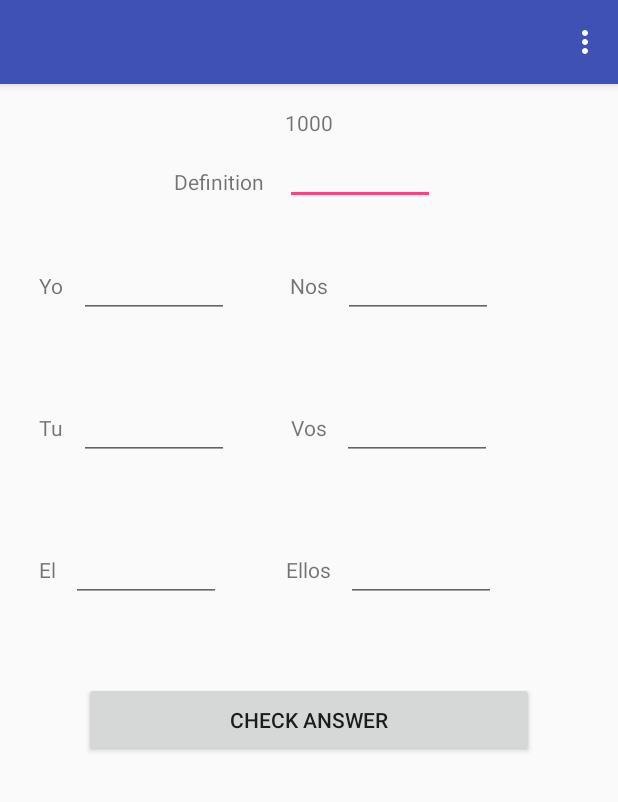
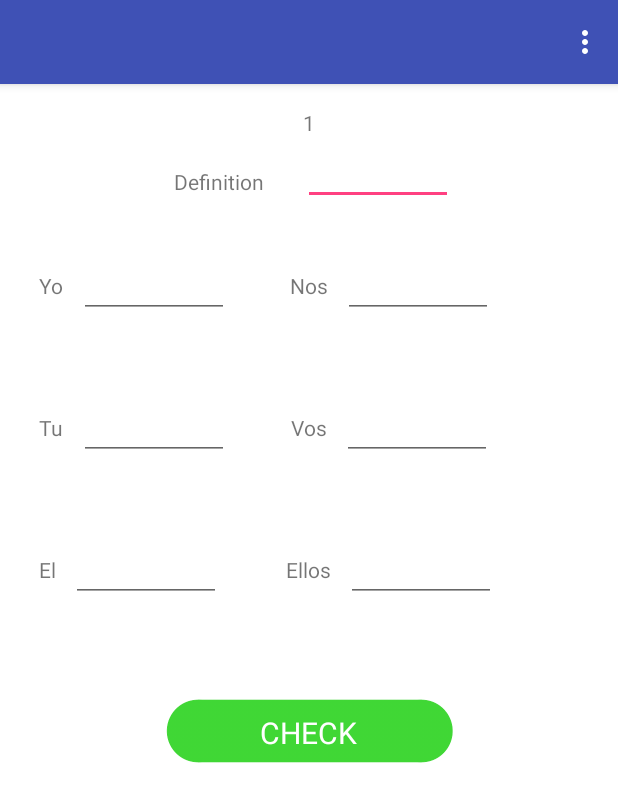
Before and after one commit to edany416/Conjugo, an Android app: the screen it shows after launch (MainActivity), on a phone screen of 412 x 824 dp. Shown: the top 802 px of the screen. Run offline under Robolectric (Android 15) with nearby library versions, the phone set to English and light mode, and no system bars.

Commit message:
add butt

```diff
--- a/app/src/main/java/com/z3dd/conjugo/VerbSet.java
+++ b/app/src/main/java/com/z3dd/conjugo/VerbSet.java
@@ -61,23 +61,15 @@ public class VerbSet {
         String[] sArray1 = new String[]{"a", "b", "c", "d", "e", "f", "g", "h"};
         String[] sArray2 = new String[]{"1", "2", "3", "4", "5", "6", "7", "8"};
         String[] sArray3 = new String[]{"10", "20", "30", "40", "50", "60", "70", "80"};
-        String[] sArray4 = new String[]{"100", "200", "300", "400", "500", "600", "700", "800"};
-        String[] sArray5 = new String[]{"1000", "2000", "3000", "4000", "5000", "6000", "7000", "8000"};
-        String[] sArray6 = new String[]{"10000", "20000", "30000", "40000", "50000", "60000", "70000", "80000"};
 
         Verb v1 = new Verb(sArray1);
         Verb v2 = new Verb(sArray2);
         Verb v3 = new Verb(sArray3);
-        Verb v4 = new Verb(sArray4);
-        Verb v5 = new Verb(sArray5);
-        Verb v6 = new Verb(sArray6);
 
         verbSet.add(v1);
         verbSet.add(v2);
         verbSet.add(v3);
-        verbSet.add(v4);
-        verbSet.add(v5);
-        verbSet.add(v6);
+
     }
 
 
--- a/app/src/main/res/layout/content_main.xml
+++ b/app/src/main/res/layout/content_main.xml
@@ -145,7 +145,7 @@
         android:layout_alignBaseline="@+id/ellos_label"
         android:layout_toRightOf="@+id/ellos_label"
         />
-
+<!--
     <Button
         android:id="@+id/check_answer_button"
         android:layout_width="300dp"
@@ -155,4 +155,26 @@
         android:layout_below="@id/el_label"
         android:layout_centerHorizontal="true"
         android:layout_marginTop="65dp" />
+-->
+    <ImageButton
+        android:id="@+id/repspose_button"
+        android:src="@drawable/continue_button"
+        android:layout_width="201dp"
+        android:layout_height="55dp"
+        android:layout_below="@id/el_label"
+        android:layout_centerHorizontal="true"
+        android:layout_marginTop="70dp"
+        android:onClick="onClickCheckAnswer"/>
+
+    <TextView
+        android:id="@+id/response_button_text"
+        android:text="CHECK"
+        android:textColor="@color/whiteColor"
+        android:textSize="20sp"
+        android:layout_width="wrap_content"
+        android:layout_height="wrap_content"
+        android:layout_alignTop="@+id/repspose_button"
+        android:layout_centerHorizontal="true"
+        android:layout_marginTop="15dp" />
+
 </RelativeLayout>
--- a/app/src/main/res/values/colors.xml
+++ b/app/src/main/res/values/colors.xml
@@ -3,4 +3,5 @@
     <color name="colorPrimary">#3F51B5</color>
     <color name="colorPrimaryDark">#303F9F</color>
     <color name="colorAccent">#FF4081</color>
+    <color name="whiteColor">#FFFFFF</color>
 </resources>
```
Also changed, not shown: app/src/main/java/com/z3dd/conjugo/MainActivity.java (+11 -9 lines), app/src/main/res/drawable-xxhdpi/continue_button.png (added).
